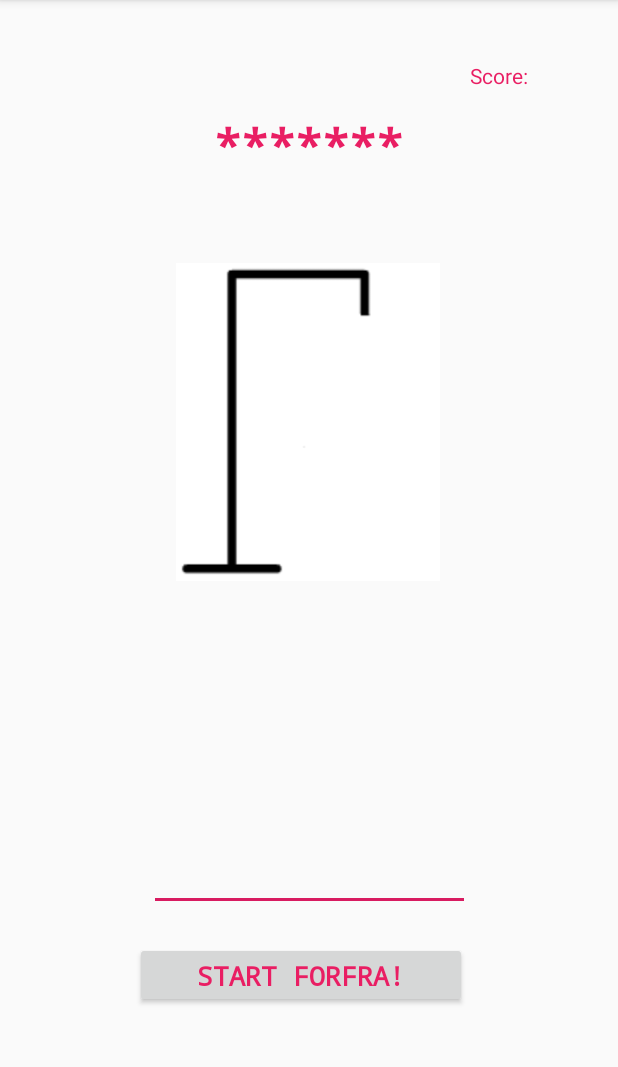
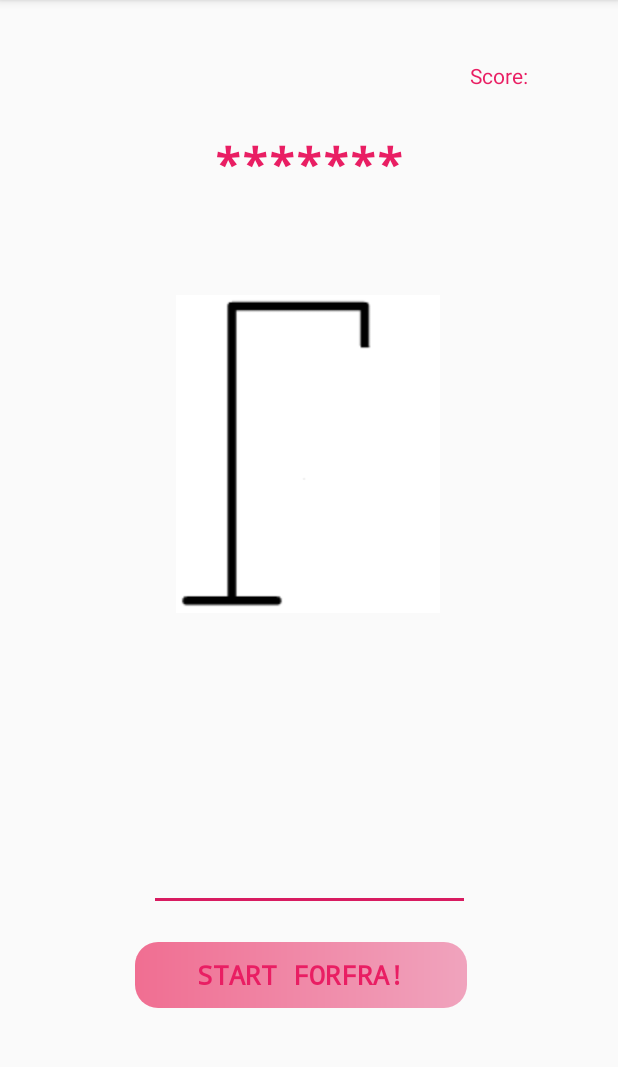
Before and after one commit to HellaAchari/GalgelegFinal, an Android app: the MainActivity screen opened directly, with no data from a screen before it, on a phone screen of 412 x 824 dp, the part 84-1151 px from its top. Run offline under Robolectric (Android 15) with nearby library versions, the phone set to English and light mode, and no system bars.

Commit message:
Legede lidt med design af buttons

```diff
--- a/app/src/main/AndroidManifest.xml
+++ b/app/src/main/AndroidManifest.xml
@@ -9,7 +9,7 @@
         android:roundIcon="@mipmap/ic_launcher_round"
         android:supportsRtl="true"
         android:theme="@style/AppTheme">
-        <activity android:name=".Vind"></activity>
+        <activity android:name=".Vind" />
         <activity android:name=".Start">
             <intent-filter>
                 <action android:name="android.intent.action.MAIN" />
--- a/app/src/main/java/com/example/myapplication/MainActivity.java
+++ b/app/src/main/java/com/example/myapplication/MainActivity.java
@@ -140,8 +140,5 @@ public class MainActivity extends AppCompatActivity implements View.OnClickListe
         }
         return super.onOptionsItemSelected(item);
     }
-
-
-    // TODO: Lav en taber/vinder skærm: Hvordan får jeg "synligt ord" og scoren(antal) forkerte med over?
     //TODO: Hvordan fjerner man keyboarded?
 }
--- /dev/null
+++ b/app/src/main/res/drawable/full_button.xml
@@ -0,0 +1,5 @@
+<?xml version="1.0" encoding="utf-8"?>
+<shape xmlns:android="http://schemas.android.com/apk/res/android" android:shape="rectangle">
+    <gradient android:startColor="#A8EB265C" android:endColor="#A8EC779E" android:type="linear"/>
+    <corners android:radius="15dp"/>
+</shape>
--- a/app/src/main/res/layout/activity_help.xml
+++ b/app/src/main/res/layout/activity_help.xml
@@ -15,6 +15,7 @@
         android:layout_marginBottom="54dp"
         android:text=""
         android:textAlignment="textStart"
+        android:background="@drawable/round_button"
         android:textColor="#E91E63"
         android:textSize="14sp"
         app:layout_constraintBottom_toTopOf="@+id/button4"
--- a/app/src/main/res/layout/activity_main.xml
+++ b/app/src/main/res/layout/activity_main.xml
@@ -32,7 +32,7 @@
         app:layout_constraintHorizontal_bias="0.497"
         app:layout_constraintStart_toStartOf="parent"
         app:layout_constraintTop_toTopOf="parent"
-        app:layout_constraintVertical_bias="0.002"
+        app:layout_constraintVertical_bias="0.059"
         app:srcCompat="@drawable/galge" />
 
     <TextView
@@ -40,6 +40,7 @@
         android:layout_width="276dp"
         android:layout_height="66dp"
         android:layout_marginTop="76dp"
+        android:layout_marginBottom="256dp"
         android:clickable="false"
         android:lineSpacingExtra="8sp"
         android:text="TextView"
@@ -48,10 +49,12 @@
         android:textSize="30sp"
         android:textStyle="bold"
         android:typeface="monospace"
+        app:layout_constraintBottom_toBottomOf="@+id/imageView"
         app:layout_constraintEnd_toEndOf="parent"
         app:layout_constraintHorizontal_bias="0.496"
         app:layout_constraintStart_toStartOf="parent"
-        app:layout_constraintTop_toTopOf="parent" />
+        app:layout_constraintTop_toTopOf="parent"
+        app:layout_constraintVertical_bias="0.595" />
 
     <Button
         android:id="@+id/button"
@@ -68,6 +71,8 @@
         app:layout_constraintHorizontal_bias="0.473"
         app:layout_constraintStart_toStartOf="parent"
         app:layout_constraintTop_toTopOf="parent"
+        android:background="@drawable/full_button"
+
         app:layout_constraintVertical_bias="0.867" />
 
     <EditText
--- a/app/src/main/res/layout/activity_start.xml
+++ b/app/src/main/res/layout/activity_start.xml
@@ -25,8 +25,8 @@
         android:layout_height="54dp"
         android:layout_marginTop="48dp"
         android:text="Velkommen til Galgeleg!"
+        android:textColor="#EB004E"
         android:textAlignment="center"
-        android:textColor="#E91E63"
         android:textSize="24sp"
         android:textStyle="bold"
         app:layout_constraintEnd_toEndOf="parent"
@@ -40,7 +40,7 @@
         android:layout_height="59dp"
         android:layout_marginBottom="232dp"
         android:text="Start spil!"
-        android:textColor="#E91E63"
+        android:background="@drawable/full_button"
         app:layout_constraintBottom_toBottomOf="parent"
         app:layout_constraintEnd_toEndOf="parent"
         app:layout_constraintHorizontal_bias="0.498"
--- a/app/src/main/res/layout/activity_tabt.xml
+++ b/app/src/main/res/layout/activity_tabt.xml
@@ -27,6 +27,7 @@
         android:layout_height="39dp"
         android:layout_marginBottom="244dp"
         android:text="TextView"
+        android:background="@drawable/round_button"
         android:textAlignment="center"
         android:textColor="#E91E63"
         android:textSize="24sp"
--- a/app/src/main/res/layout/activity_vind.xml
+++ b/app/src/main/res/layout/activity_vind.xml
@@ -25,7 +25,7 @@
         android:layout_marginBottom="232dp"
         android:text="TextView"
         android:textAlignment="center"
-        android:textColor="#E91E63"
+        android:background="@drawable/round_button"
         android:textSize="24sp"
         android:textStyle="bold"
         app:layout_constraintBottom_toTopOf="@+id/textView7"
@@ -39,6 +39,7 @@
         android:layout_width="229dp"
         android:layout_height="61dp"
         android:layout_marginBottom="183dp"
+        android:background="@drawable/round_button"
         android:text="TextView"
         app:layout_constraintBottom_toBottomOf="parent"
         app:layout_constraintEnd_toEndOf="parent"
```
Also changed, not shown: app/src/main/java/com/example/myapplication/Vind.java (+4 -4 lines), app/src/main/res/drawable/round_button.xml (added, +7 -0 lines).
